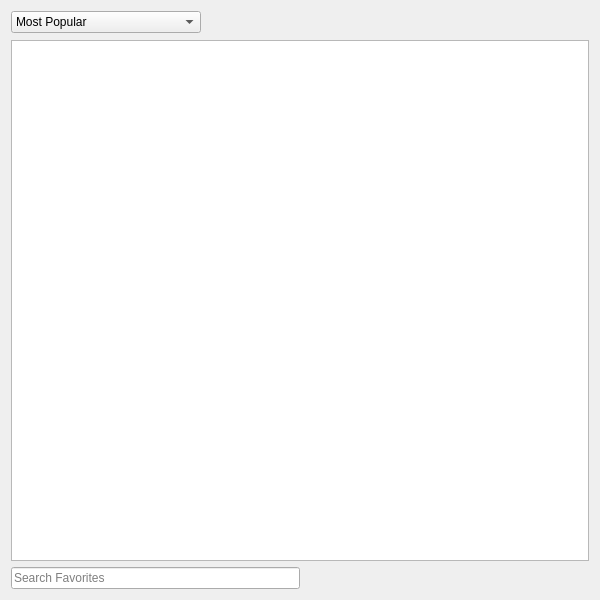
Old version of the form 2.x/UI/dooble_favorites_popup.ui in the repository textbrowser/dooble.
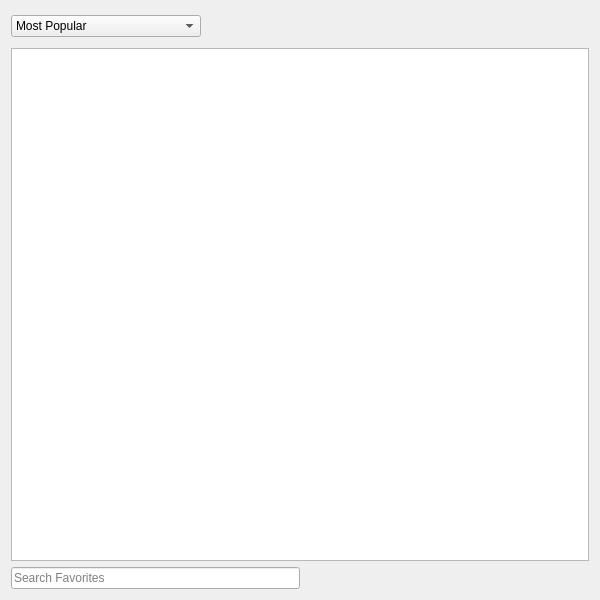
New version of the form. Icons and pictures are not drawn. Custom widgets are drawn as their Qt base class.

Patch:
```diff
--- a/2.x/UI/dooble_favorites_popup.ui
+++ b/2.x/UI/dooble_favorites_popup.ui
@@ -69,6 +69,12 @@
        <property name="text">
         <string/>
        </property>
+       <property name="iconSize">
+        <size>
+         <width>24</width>
+         <height>24</height>
+        </size>
+       </property>
        <property name="autoRaise">
         <bool>true</bool>
        </property>
```
